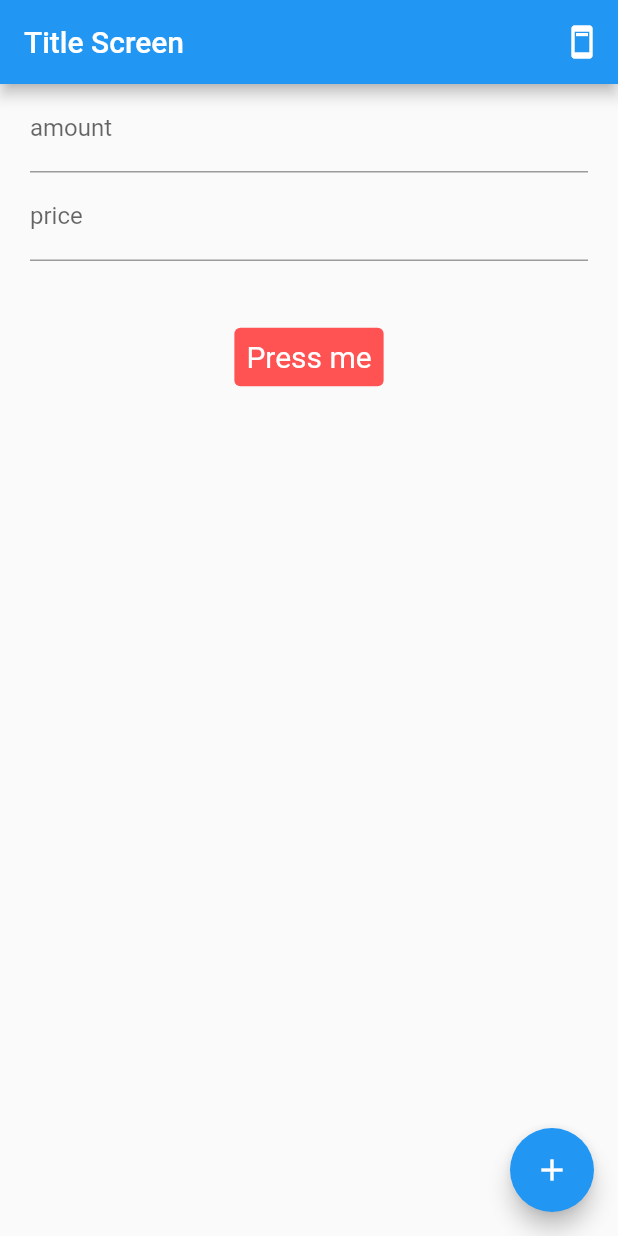
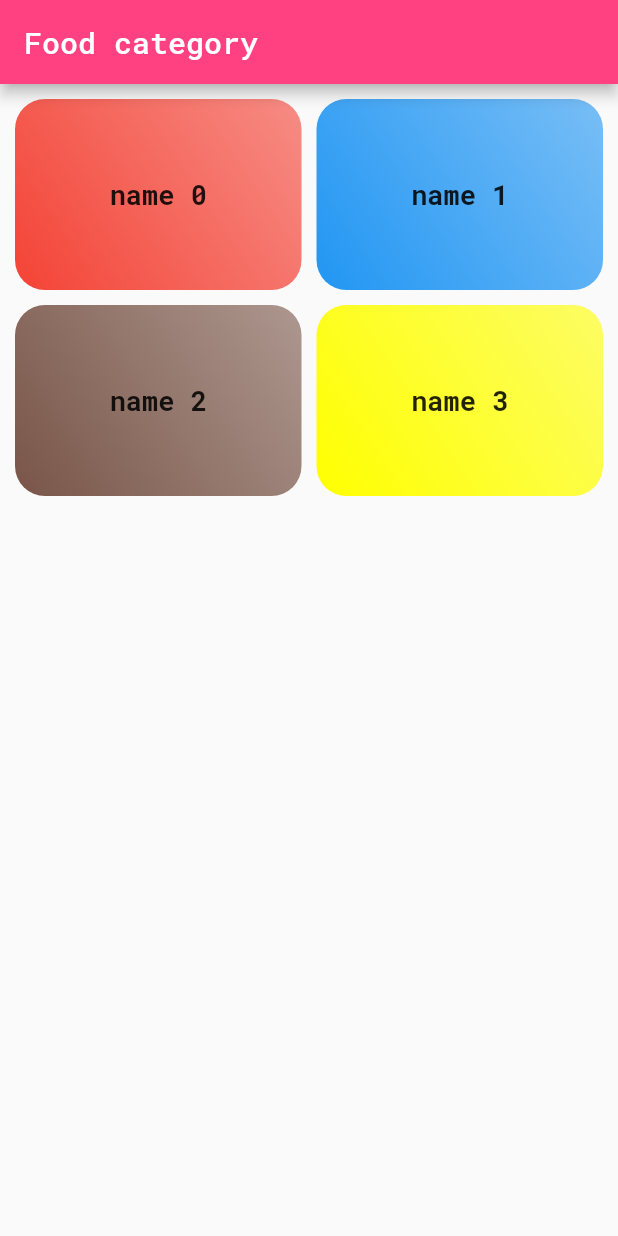
Before and after one commit to namdq97/flutter, a Flutter app: the screen it shows after launch, on a phone screen of 412 x 824 dp. Run offline on Flutter 3.47's test engine with Material 2 defaults, Android fonts, the phone set to English and light mode, and no system bars.

Commit message:
food app

```diff
--- /dev/null
+++ b/lib/categoryItem.dart
@@ -0,0 +1,31 @@
+import 'package:flutter/cupertino.dart';
+import 'package:my_app/models/category.dart';
+
+class CategoryItem extends StatelessWidget {
+  late Category category;
+  CategoryItem(this.category);
+  @override
+  Widget build(BuildContext context) {
+    return Container(
+      child: Container(
+        child: Column(
+          children: [
+            Text(
+              this.category.content,
+              style: TextStyle(fontSize: 18, fontWeight: FontWeight.bold),
+            )
+          ],
+          crossAxisAlignment: CrossAxisAlignment.center,
+          mainAxisAlignment: MainAxisAlignment.center,
+        ),
+        decoration: BoxDecoration(
+            color: this.category.color,
+            borderRadius: BorderRadius.circular(20),
+            gradient: LinearGradient(colors: [
+              this.category.color.withOpacity(0.6),
+              this.category.color
+            ], begin: Alignment.topRight, end: Alignment.bottomLeft)),
+      ),
+    );
+  }
+}
--- /dev/null
+++ b/lib/categoryScreen.dart
@@ -0,0 +1,18 @@
+import 'package:flutter/material.dart';
+import 'package:my_app/categoryItem.dart';
+import 'package:my_app/models/dataTest.dart';
+
+class CategoryScreen extends StatelessWidget {
+  @override
+  Widget build(BuildContext context) {
+    // TODO: implement build
+    return GridView(
+        gridDelegate: SliverGridDelegateWithMaxCrossAxisExtent(
+            maxCrossAxisExtent: 300,
+            childAspectRatio: 3 / 2,
+            crossAxisSpacing: 10,
+            mainAxisSpacing: 10),
+        padding: EdgeInsets.all(10),
+        children: DataTest.map((e) => CategoryItem(e)).toList());
+  }
+}
--- a/lib/main.dart
+++ b/lib/main.dart
@@ -1,6 +1,30 @@
 import 'package:flutter/material.dart';
+import 'package:my_app/categoryScreen.dart';
 import 'myapp.dart';
 
-void main() {
-  runApp(MaterialApp(home: MyApp('nam', 10)));
+// void main() {
+//   runApp(MaterialApp(
+//     home: MyApp('nam', 10),
+//     theme: ThemeData(primaryColor: Colors.red),
+//   ));
+// }
+
+void main() => runApp(MyApp());
+
+class MyApp extends StatelessWidget {
+  @override
+  Widget build(BuildContext context) {
+    // TODO: implement build
+    return MaterialApp(
+      home: Scaffold(
+        body: CategoryScreen(),
+        appBar: AppBar(
+          title: Text('Food category'),
+          backgroundColor: Colors.pinkAccent,
+        ),
+      ),
+      theme: ThemeData(primaryColor: Colors.red),
+      title: 'food app',
+    );
+  }
 }
--- /dev/null
+++ b/lib/models/category.dart
@@ -0,0 +1,9 @@
+import 'package:flutter/material.dart';
+
+class Category {
+  int id = 0;
+  String content = '';
+  Color color = Colors.black;
+
+  Category(this.id, this.content, this.color);
+}
--- /dev/null
+++ b/lib/models/dataTest.dart
@@ -0,0 +1,9 @@
+import 'package:flutter/material.dart';
+import './category.dart';
+
+List DataTest = [
+  Category(0, 'name 0', Colors.red),
+  Category(1, 'name 1', Colors.blue),
+  Category(2, 'name 2', Colors.brown),
+  Category(3, 'name 3', Colors.yellowAccent),
+];
```
Also changed, not shown: lib/myapp.dart (+96 -26 lines), pubspec.yaml (+7 -9 lines), lib/assets/font/Roboto.ttf (added).
